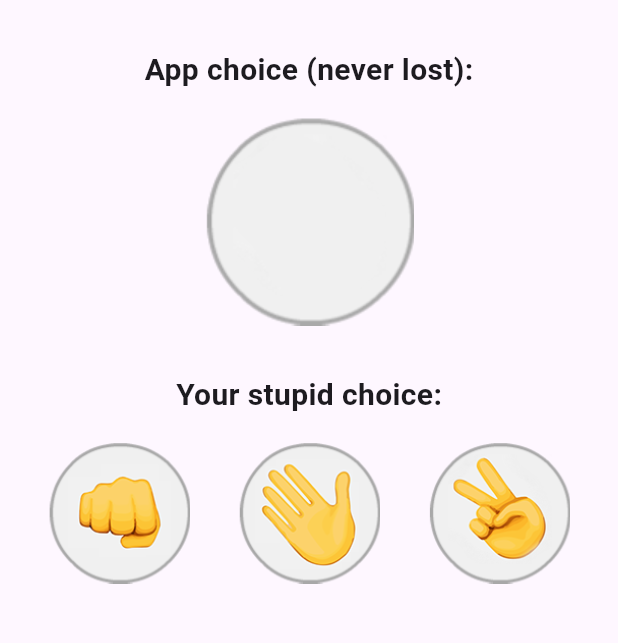
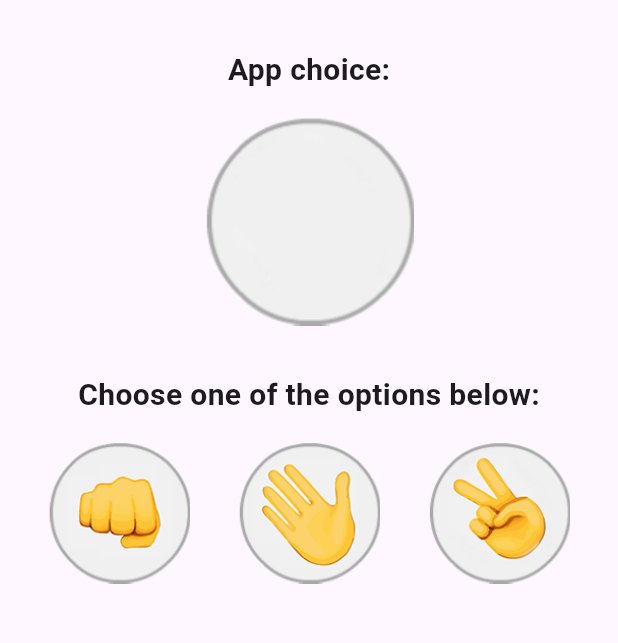
Before and after one commit to Romario-Negreiros/Joken_po, a Flutter app: the screen it shows after launch, on a phone screen of 412 x 824 dp, the part 84-727 px from its top. Run offline on Flutter 3.47's test engine with Material 3 defaults, Android fonts, the phone set to English and light mode, and no system bars.

Commit message:
Correct app messages

```diff
--- a/lib/main.dart
+++ b/lib/main.dart
@@ -37,12 +37,12 @@ class _HomeState extends State<Home> {
         body: Column(crossAxisAlignment: CrossAxisAlignment.center, children: [
           Padding(
               padding: EdgeInsets.only(top: 32, bottom: 16),
-              child: Text("App choice (never lost):",
+              child: Text("App choice:",
                   style: TextStyle(fontSize: 20, fontWeight: FontWeight.bold))),
           Image.asset("assets/images/default.png"),
           Padding(
               padding: EdgeInsets.only(top: 32, bottom: 16),
-              child: Text("Your stupid choice:",
+              child: Text("Choose one of the options below:",
                   style: TextStyle(fontSize: 20, fontWeight: FontWeight.bold))),
           Row(
             mainAxisAlignment: MainAxisAlignment.spaceEvenly,
```
